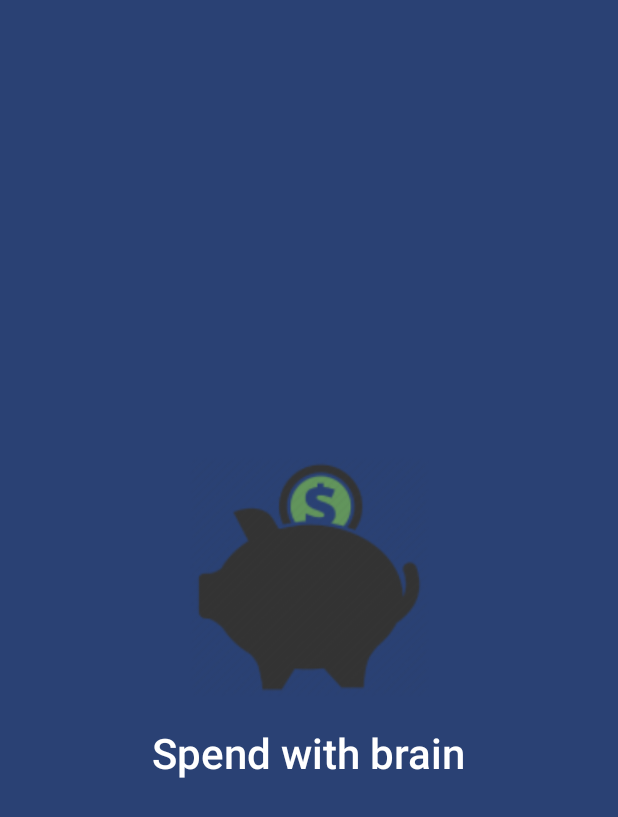
After one commit to homiucdani/ExpensesManager, an Android app built with Jetpack Compose: the SplashScreen screen opened through its navigation route, on a phone screen of 412 x 824 dp. The commit adds this screen. Shown: the top 817 px of the screen. Run offline under Robolectric (Android 15) with nearby library versions, the phone set to English and light mode, and no system bars; our stand-ins replace window size class.

Commit message:
implement splash screen and navigation

```diff
--- a/app/src/main/java/com/example/expensesmanager/MainActivity.kt
+++ b/app/src/main/java/com/example/expensesmanager/MainActivity.kt
@@ -4,9 +4,13 @@ import android.os.Bundle
 import androidx.activity.ComponentActivity
 import androidx.activity.compose.setContent
 import androidx.compose.foundation.layout.fillMaxSize
+import androidx.compose.foundation.layout.navigationBarsPadding
+import androidx.compose.foundation.layout.statusBarsPadding
 import androidx.compose.material3.MaterialTheme
 import androidx.compose.material3.Surface
 import androidx.compose.ui.Modifier
+import androidx.navigation.compose.rememberNavController
+import com.example.expensesmanager.navigation.SetupNavGraph
 import com.example.expensesmanager.ui.theme.ExpensesManagerTheme
 
 class MainActivity : ComponentActivity() {
@@ -16,10 +20,14 @@ class MainActivity : ComponentActivity() {
             ExpensesManagerTheme {
                 // A surface container using the 'background' color from the theme
                 Surface(
-                    modifier = Modifier.fillMaxSize(),
+                    modifier = Modifier
+                        .fillMaxSize()
+                        .statusBarsPadding()
+                        .navigationBarsPadding(),
                     color = MaterialTheme.colorScheme.background
                 ) {
-
+                    val navController = rememberNavController()
+                    SetupNavGraph(navController = navController)
                 }
             }
         }
--- /dev/null
+++ b/app/src/main/java/com/example/expensesmanager/navigation/Screen.kt
@@ -0,0 +1,9 @@
+package com.example.expensesmanager.navigation
+
+sealed class Screen(val route: String) {
+
+    object Splash : Screen("splash_screen")
+    object Login : Screen("login_screen")
+    object Register : Screen("register_screen")
+
+}
--- /dev/null
+++ b/app/src/main/java/com/example/expensesmanager/navigation/SetupNavGraph.kt
@@ -0,0 +1,55 @@
+package com.example.expensesmanager.navigation
+
+import androidx.compose.material3.Text
+import androidx.compose.runtime.Composable
+import androidx.compose.runtime.LaunchedEffect
+import androidx.navigation.NavGraphBuilder
+import androidx.navigation.NavHostController
+import androidx.navigation.compose.NavHost
+import androidx.navigation.compose.composable
+import com.example.expensesmanager.presentation.splash.SplashScreen
+import kotlinx.coroutines.delay
+
+@Composable
+fun SetupNavGraph(
+    navController: NavHostController
+) {
+    NavHost(
+        navController = navController,
+        startDestination = Screen.Splash.route
+    ) {
+        splash {
+            navController.navigate(Screen.Login.route) {
+                popUpTo(route = Screen.Splash.route) {
+                    inclusive = true
+                }
+            }
+        }
+        login()
+    }
+}
+
+fun NavGraphBuilder.splash(
+    navigateToLogin: () -> Unit
+) {
+    composable(
+        route = Screen.Splash.route
+    ) {
+
+        LaunchedEffect(key1 = true) {
+            delay(3500)
+            navigateToLogin()
+        }
+
+        SplashScreen()
+    }
+}
+
+fun NavGraphBuilder.login() {
+    composable(
+        route = Screen.Login.route
+    ) {
+
+        Text(text = "Login screen")
+    }
+}
--- /dev/null
+++ b/app/src/main/java/com/example/expensesmanager/presentation/splash/SplashScreen.kt
@@ -0,0 +1,75 @@
+package com.example.expensesmanager.presentation.splash
+
+import androidx.compose.animation.core.animateFloatAsState
+import androidx.compose.animation.core.tween
+import androidx.compose.foundation.Image
+import androidx.compose.foundation.background
+import androidx.compose.foundation.layout.Arrangement
+import androidx.compose.foundation.layout.Column
+import androidx.compose.foundation.layout.Spacer
+import androidx.compose.foundation.layout.fillMaxSize
+import androidx.compose.foundation.layout.height
+import androidx.compose.foundation.layout.size
+import androidx.compose.material3.MaterialTheme
+import androidx.compose.material3.Text
+import androidx.compose.runtime.Composable
+import androidx.compose.runtime.LaunchedEffect
+import androidx.compose.runtime.getValue
+import androidx.compose.runtime.mutableStateOf
+import androidx.compose.runtime.remember
+import androidx.compose.runtime.setValue
+import androidx.compose.ui.Alignment
+import androidx.compose.ui.Modifier
+import androidx.compose.ui.draw.alpha
+import androidx.compose.ui.res.painterResource
+import androidx.compose.ui.res.stringResource
+import androidx.compose.ui.text.TextStyle
+import androidx.compose.ui.text.font.FontWeight
+import com.example.expensesmanager.R
+import com.example.expensesmanager.ui.theme.dimens
+
+@Composable
+fun SplashScreen() {
+
+    var startAnimation by remember {
+        mutableStateOf(false)
+    }
+
+    val fadeInAnimation by animateFloatAsState(
+        targetValue = if (startAnimation) 1f else 0f,
+        label = "",
+        animationSpec = tween(
+            durationMillis = 2000
+        )
+    )
+
+    LaunchedEffect(key1 = true) {
+        startAnimation = true
+    }
+
+    Column(
+        modifier = Modifier
+            .fillMaxSize()
+            .background(MaterialTheme.colorScheme.primary),
+        horizontalAlignment = Alignment.CenterHorizontally,
+        verticalArrangement = Arrangement.Center
+    ) {
+        Image(
+            modifier = Modifier.alpha(fadeInAnimation).size(MaterialTheme.dimens.splashIcon),
+            painter = painterResource(id = R.drawable.ic_logo),
+            contentDescription = stringResource(R.string.logo)
+        )
+
+        Spacer(modifier = Modifier.height(MaterialTheme.dimens.medium1))
+
+        Text(
+            modifier = Modifier.alpha(fadeInAnimation),
+            text = stringResource(R.string.spend_with_brain),
+            style = TextStyle(
+                fontWeight = FontWeight.SemiBold,
+                fontSize = MaterialTheme.typography.headlineLarge.fontSize
+            ),
+            color = MaterialTheme.colorScheme.onPrimary
+        )
+    }
+}
--- a/app/src/main/java/com/example/expensesmanager/ui/theme/Dimens.kt
+++ b/app/src/main/java/com/example/expensesmanager/ui/theme/Dimens.kt
@@ -11,7 +11,8 @@ data class Dimens(
     val medium1: Dp = 0.dp,
     val medium2: Dp = 0.dp,
     val medium3: Dp = 0.dp,
-    val large: Dp = 0.dp
+    val large: Dp = 0.dp,
+    val splashIcon:Dp = 0.dp
 )
 
 val CompactSmallDimens = Dimens(
@@ -22,7 +23,8 @@ val CompactSmallDimens = Dimens(
     medium1 = 15.dp,
     medium2 = 26.dp,
     medium3 = 30.dp,
-    large = 45.dp
+    large = 45.dp,
+    splashIcon = 100.dp
 )
 
 val CompactMediumDimens = Dimens(
@@ -33,7 +35,8 @@ val CompactMediumDimens = Dimens(
     medium1 = 22.dp,
     medium2 = 28.dp,
     medium3 = 35.dp,
-    large = 65.dp
+    large = 65.dp,
+    splashIcon = 160.dp
 )
 
 val CompactStandardDimens = Dimens(
@@ -44,7 +47,8 @@ val CompactStandardDimens = Dimens(
     medium1 = 30.dp,
     medium2 = 36.dp,
     medium3 = 40.dp,
-    large = 80.dp
+    large = 80.dp,
+    splashIcon = 190.dp
 )
 
 // tablets
@@ -56,7 +60,8 @@ val MediumDimens = Dimens(
     medium1 = 30.dp,
     medium2 = 36.dp,
     medium3 = 40.dp,
-    large = 110.dp
+    large = 110.dp,
+    splashIcon = 230.dp
 )
 
 val ExpandedDimens = Dimens(
@@ -67,5 +72,6 @@ val ExpandedDimens = Dimens(
     medium1 = 35.dp,
     medium2 = 30.dp,
     medium3 = 45.dp,
-    large = 130.dp
+    large = 130.dp,
+    splashIcon = 250.dp
 )
--- a/app/src/main/java/com/example/expensesmanager/ui/theme/Theme.kt
+++ b/app/src/main/java/com/example/expensesmanager/ui/theme/Theme.kt
@@ -151,3 +151,6 @@ fun ExpensesManagerTheme(
         )
     }
 }
+
+val MaterialTheme.dimens
+    @Composable get() = LocalAppDimens.current
--- a/app/src/main/res/values/strings.xml
+++ b/app/src/main/res/values/strings.xml
@@ -1,3 +1,5 @@
 <resources>
     <string name="app_name">Expenses Manager</string>
+    <string name="logo">Logo</string>
+    <string name="spend_with_brain">Spend with brain</string>
 </resources>
--- a/app/src/main/res/values/themes.xml
+++ b/app/src/main/res/values/themes.xml
@@ -1,5 +1,8 @@
 <?xml version="1.0" encoding="utf-8"?>
 <resources>
 
-    <style name="Theme.ExpensesManager" parent="android:Theme.Material.Light.NoActionBar" />
+    <style name="Theme.ExpensesManager" parent="android:Theme.Material.Light.NoActionBar">
+        <item name="android:windowIsTranslucent">true</item>
+    </style>
+
 </resources>
```
Also changed, not shown: app/src/main/res/drawable/ic_logo.png (added).
